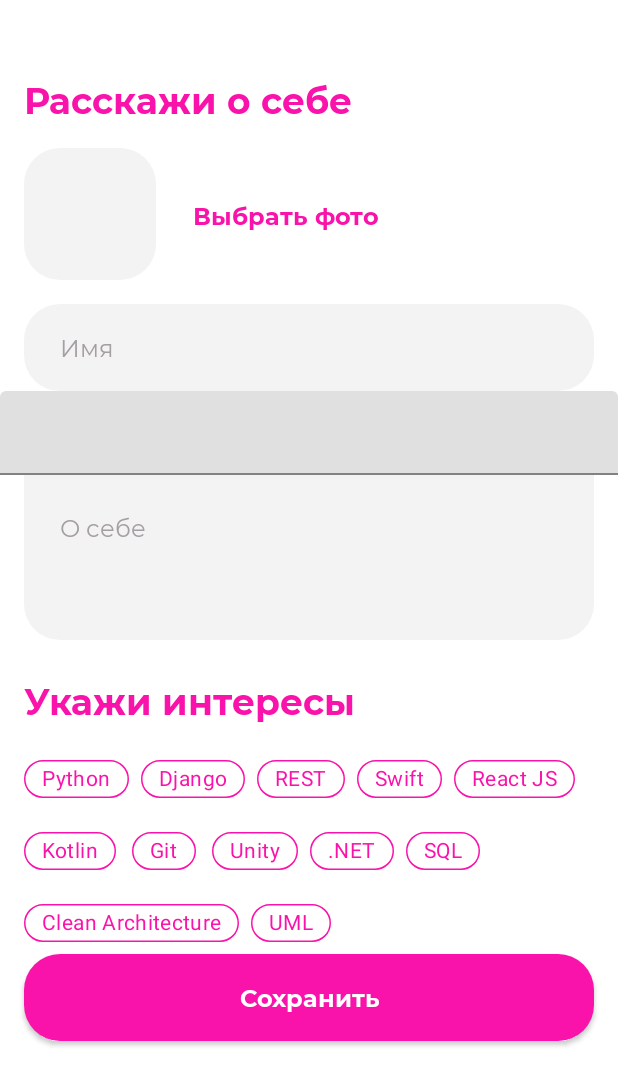
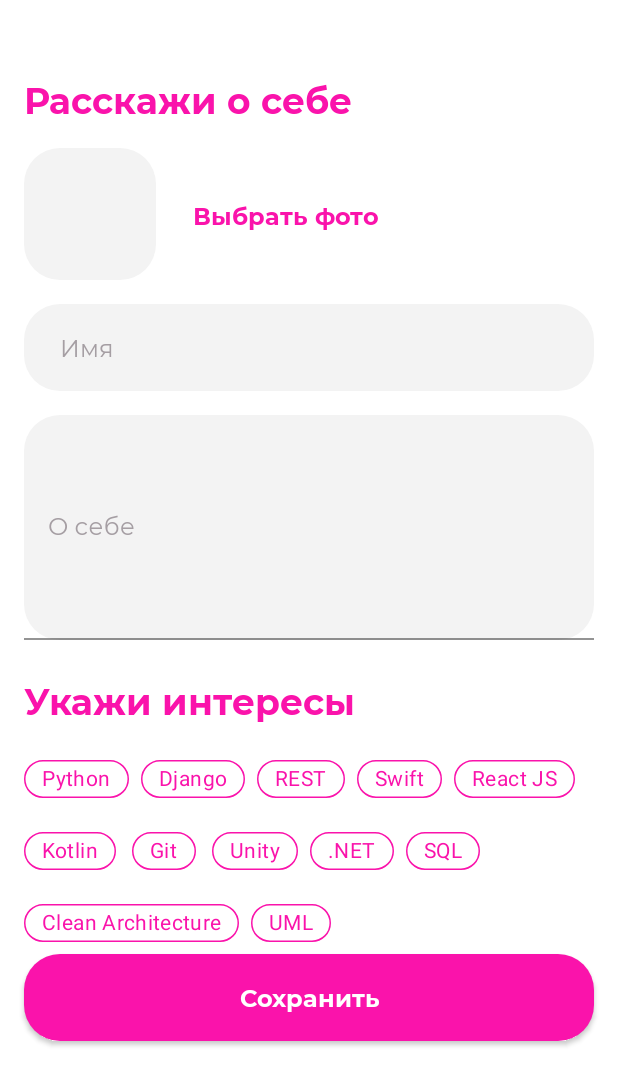
Before and after one commit to lnstnkv/ITindr2, an Android app: the layout activity_tell_about.xml on its own in the app's theme, with its tools: preview values and no code run, on a phone screen of 412 x 824 dp, the part 162-1236 px from its top. Run offline under Robolectric (Android 15) with nearby library versions, the phone set to English and light mode, and no system bars.

Commit message:
make first request

```diff
--- a/app/src/main/java/com/tsu/itindr/Network.kt
+++ b/app/src/main/java/com/tsu/itindr/Network.kt
@@ -10,7 +10,7 @@ import retrofit2.Retrofit
 
 object Network {
 
-    private  const val BASE_URL=" http://193.38.50.175/itindr/api/mobile"
+    private  const val BASE_URL= "http://193.38.50.175/itindr/api/mobile/"
     private val mediaType= "application/json".toMediaType()
 
     private val client = OkHttpClient.Builder()
--- a/app/src/main/java/com/tsu/itindr/RegisterInt.kt
+++ b/app/src/main/java/com/tsu/itindr/RegisterInt.kt
@@ -1,11 +1,11 @@
 package com.tsu.itindr
 
+import retrofit2.Call
 import retrofit2.http.Body
 import retrofit2.http.POST
 
 interface RegisterInt {
+
     @POST ("./v1/auth/register")
-    fun registerProfile(@Body registerParams: RegisterParams){
-
-    }
+    fun registerProfile(@Body registerParams: RegisterParams): Call<RegisterResponse>
 }
--- a/app/src/main/java/com/tsu/itindr/RegisterParams.kt
+++ b/app/src/main/java/com/tsu/itindr/RegisterParams.kt
@@ -6,5 +6,4 @@ import kotlinx.serialization.Serializable
 data class RegisterParams(
     val email:String,
     val password:String
-
 )
--- a/app/src/main/res/layout/activity_tell_about.xml
+++ b/app/src/main/res/layout/activity_tell_about.xml
@@ -70,35 +70,28 @@
         app:layout_constraintTop_toBottomOf="@+id/textViewTellAbout"
         app:srcCompat="@drawable/selector_background" />
 
-    <EditText
-        android:id="@+id/editTextTextPersonName"
+
+    <com.google.android.material.textfield.TextInputLayout
+        android:id="@+id/textInputLayout"
         style="@style/Hint"
         android:layout_width="0dp"
         android:layout_height="wrap_content"
         android:layout_marginStart="@dimen/margin_button"
         android:layout_marginTop="@dimen/margin_button"
         android:layout_marginEnd="@dimen/margin_button"
-        android:background="@drawable/selector_background"
-        android:ems="10"
-        android:hint="@string/about_yourself"
-        android:inputType="textLongMessage"
-        android:paddingVertical="64dp"
-        android:paddingLeft="24dp"
-        app:layout_constraintEnd_toEndOf="parent"
-        app:layout_constraintStart_toStartOf="parent"
-        app:layout_constraintTop_toBottomOf="@+id/editText2" />
-
-
-    <com.google.android.material.textfield.TextInputLayout
-        android:layout_width="0dp"
-        android:layout_height="wrap_content"
+        android:textAlignment="viewStart"
         app:layout_constraintEnd_toEndOf="parent"
         app:layout_constraintStart_toStartOf="parent"
         app:layout_constraintTop_toBottomOf="@+id/editText2">
 
         <com.google.android.material.textfield.TextInputEditText
+            style="@style/Hint"
             android:layout_width="match_parent"
-            android:layout_height="wrap_content">
+            android:layout_height="wrap_content"
+            android:background="@drawable/selector_background"
+            android:hint="@string/about_yourself"
+            android:inputType="textLongMessage"
+            android:paddingVertical="64dp">
 
         </com.google.android.material.textfield.TextInputEditText>
     </com.google.android.material.textfield.TextInputLayout>
@@ -109,12 +102,12 @@
         android:layout_width="0dp"
         android:layout_height="wrap_content"
         android:layout_marginStart="@dimen/margin_button"
-        android:layout_marginTop="24dp"
+        android:layout_marginTop="@dimen/padding"
         android:layout_marginEnd="@dimen/margin_button"
         android:text="@string/indicate_interests"
         app:layout_constraintEnd_toEndOf="parent"
         app:layout_constraintStart_toStartOf="parent"
-        app:layout_constraintTop_toBottomOf="@+id/editTextTextPersonName" />
+        app:layout_constraintTop_toBottomOf="@+id/textInputLayout" />
 
     <Button
         android:id="@+id/button"
@@ -138,7 +131,7 @@
         android:layout_marginTop="12dp"
         android:layout_marginEnd="@dimen/margin_button"
         app:layout_constraintEnd_toEndOf="parent"
-        app:layout_constraintHorizontal_bias="0.0"
+
         app:layout_constraintStart_toStartOf="parent"
         app:layout_constraintTop_toBottomOf="@+id/textView3"
         >
@@ -147,11 +140,12 @@
             android:layout_width="wrap_content"
             android:layout_height="wrap_content"
             android:checked="false"
+
             android:text="@string/python"
             android:textColor="@color/pink"
             app:chipBackgroundColor="@color/back_chip"
+            app:chipMinHeight="25dp"
             app:chipStrokeColor="@color/pink"
-            app:chipMinHeight="25dp"
             app:chipStrokeWidth="1dp" />
 
         <com.google.android.material.chip.Chip
```
Also changed, not shown: app/src/main/AndroidManifest.xml (+8 -5 lines), app/src/main/java/com/tsu/itindr/RegisterController.kt (added, +34 -0 lines), app/src/main/java/com/tsu/itindr/registration/RegistrationActivity.kt (+26 -1 lines), app/src/main/res/layout/activity_registration.xml (+9 -9 lines).
